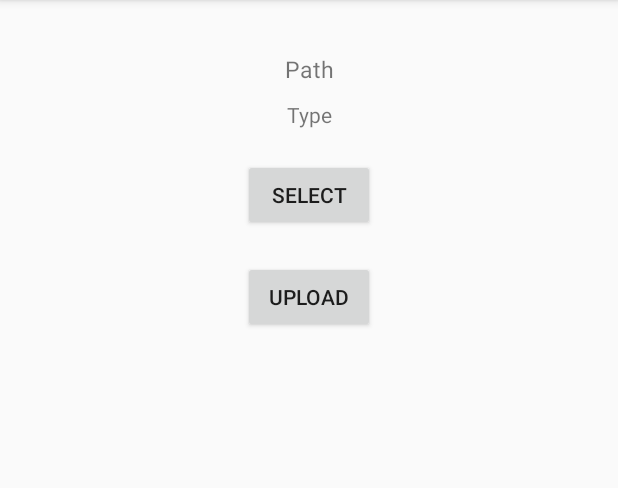
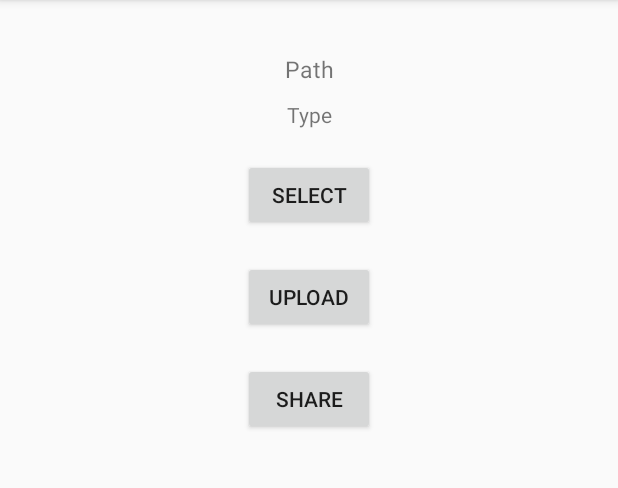
Before and after one commit to Vrishank-Gupta/AmityNew, an Android app: the screen it shows after launch (MainActivity), on a phone screen of 412 x 824 dp, the part 84-572 px from its top. Run offline under Robolectric (Android 15) with nearby library versions, the phone set to English and light mode, and no system bars; our stand-ins replace Firebase (no records; nobody signed in at launch, a user with empty details on screens opened directly).

Commit message:
share button
Signed-off-by: Vrishank <vrishank98@gmail.com>

```diff
--- a/app/src/main/res/layout/activity_main.xml
+++ b/app/src/main/res/layout/activity_main.xml
@@ -46,4 +46,12 @@
         android:id="@+id/btnUpload"
         android:gravity="center"/>
 
+    <Button
+        android:layout_width="wrap_content"
+        android:layout_height="wrap_content"
+        android:layout_marginTop="20dp"
+        android:text="Share"
+        android:id="@+id/btnShare"
+        android:gravity="center"/>
+
 </LinearLayout>
```
Also changed, not shown: app/src/main/java/com/example/amitynew/MainActivity.java (+43 -3 lines).
